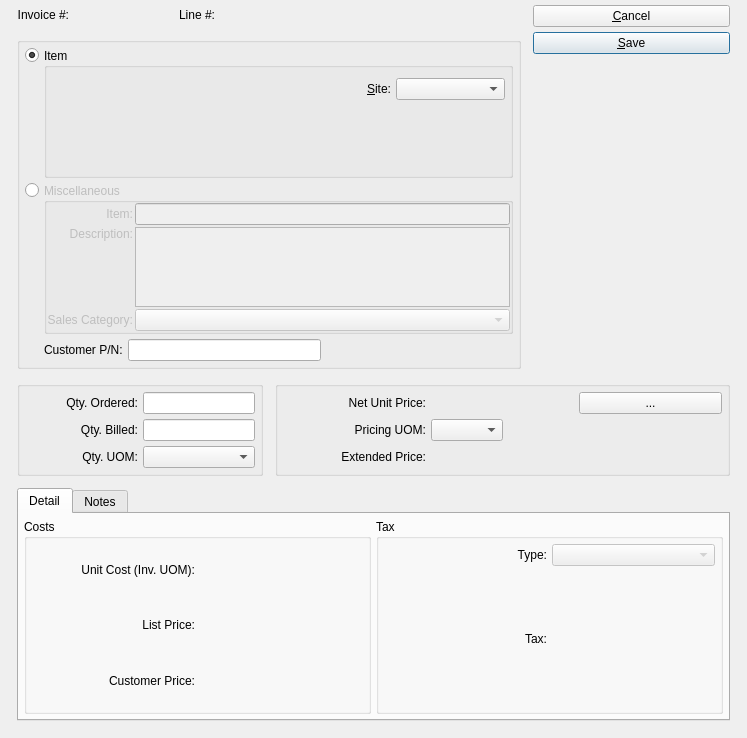
Above: xtuple/trunk/guiclient/invoiceItem.ui from WooodHead/xtuple before the change. Below: the same form after it.
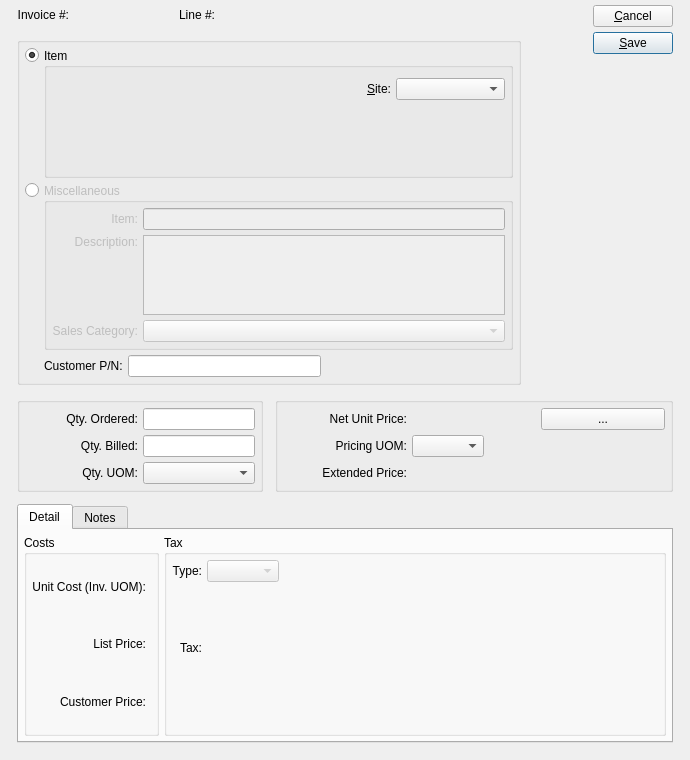
That is the form after the change. Custom widgets are drawn as their Qt base class.

Commit message: issue #8554:  Fix crash problem with obsolete tax curr id and some UI tweaks.

```diff
--- a/xtuple/trunk/guiclient/invoiceItem.ui
+++ b/xtuple/trunk/guiclient/invoiceItem.ui
@@ -13,14 +13,14 @@
    <rect>
     <x>0</x>
     <y>0</y>
-    <width>747</width>
-    <height>738</height>
+    <width>690</width>
+    <height>760</height>
    </rect>
   </property>
   <property name="windowTitle">
    <string>Invoice Item</string>
   </property>
-  <layout class="QGridLayout">
+  <layout class="QGridLayout" name="gridLayout_2">
    <item row="0" column="0">
     <layout class="QGridLayout">
      <property name="leftMargin">
@@ -101,7 +101,7 @@
        </item>
       </layout>
      </item>
-     <item row="0" column="2" rowspan="2">
+     <item row="0" column="3" rowspan="2">
       <layout class="QVBoxLayout">
        <property name="spacing">
         <number>5</number>
@@ -284,12 +284,6 @@
            <string>Miscellaneous</string>
           </property>
           <layout class="QGridLayout">
-           <property name="margin">
-            <number>0</number>
-           </property>
-           <property name="spacing">
-            <number>2</number>
-           </property>
            <item row="0" column="1">
             <widget class="XLineEdit" name="_itemNumber"/>
            </item>
@@ -524,7 +518,7 @@
        </layout>
       </widget>
      </item>
-     <item row="2" column="1" colspan="2">
+     <item row="2" column="1" colspan="3">
       <widget class="QGroupBox" name="_priceGroup_2">
        <property name="title">
         <string/>
@@ -619,7 +613,7 @@
        </layout>
       </widget>
      </item>
-     <item row="3" column="0" colspan="3">
+     <item row="3" column="0" colspan="4">
       <widget class="QTabWidget" name="_tab">
        <property name="sizePolicy">
         <sizepolicy hsizetype="Expanding" vsizetype="Expanding">
@@ -715,7 +709,7 @@
            <property name="title">
             <string>Tax</string>
            </property>
-           <layout class="QGridLayout">
+           <layout class="QGridLayout" name="gridLayout">
             <item row="0" column="0">
              <widget class="QLabel" name="_taxtypeLit">
               <property name="text">
@@ -730,6 +724,8 @@
              </widget>
             </item>
             <item row="0" column="1">
+             <layout class="QHBoxLayout" name="horizontalLayout">
+              <item>
              <widget class="XComboBox" name="_taxtype">
               <property name="enabled">
                <bool>false</bool>
@@ -745,6 +741,21 @@
               </property>
              </widget>
             </item>
+              <item>
+               <spacer name="horizontalSpacer_3">
+                <property name="orientation">
+                 <enum>Qt::Horizontal</enum>
+                </property>
+                <property name="sizeHint" stdset="0">
+                 <size>
+                  <width>40</width>
+                  <height>20</height>
+                 </size>
+                </property>
+               </spacer>
+              </item>
+             </layout>
+            </item>
             <item row="1" column="0">
              <widget class="XURLLabel" name="_taxLit">
               <property name="text">
@@ -762,6 +773,19 @@
               </property>
              </widget>
             </item>
+            <item row="2" column="1">
+             <spacer name="horizontalSpacer_2">
+              <property name="orientation">
+               <enum>Qt::Horizontal</enum>
+              </property>
+              <property name="sizeHint" stdset="0">
+               <size>
+                <width>253</width>
+                <height>20</height>
+               </size>
+              </property>
+             </spacer>
+            </item>
            </layout>
           </widget>
          </item>
```
Left out of the diff: 13 changed lines with no effect on the pictures. Lines whose indentation alone changed are shown as unchanged. The commit also changes 2 other files.
